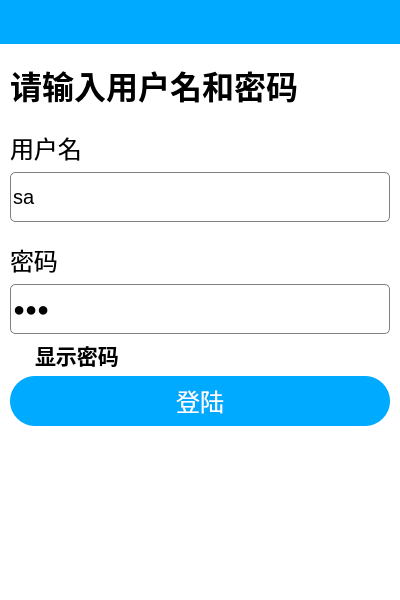
Qt form pages/LoginPage.ui (wps139hf/app) before a commit.
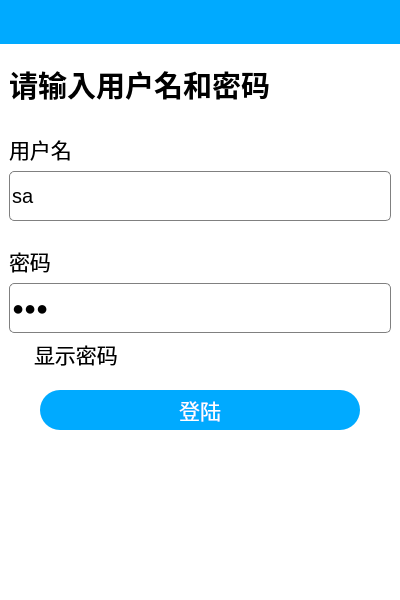
The same form after that commit. Icons and pictures are not drawn. Custom widgets are drawn as their Qt base class.

Commit message: add RoomList; update page style;

What changed in the file:
```diff
--- a/pages/LoginPage.ui
+++ b/pages/LoginPage.ui
@@ -32,6 +32,9 @@
    <property name="rightMargin">
     <number>0</number>
    </property>
+   <property name="bottomMargin">
+    <number>0</number>
+   </property>
    <item>
     <widget class="TitleBar" name="titleBar" native="true">
      <property name="minimumSize">
@@ -48,13 +51,16 @@
    <item>
     <layout class="QVBoxLayout" name="verticalLayout">
      <property name="leftMargin">
-      <number>10</number>
+      <number>9</number>
      </property>
      <property name="topMargin">
-      <number>10</number>
+      <number>9</number>
      </property>
      <property name="rightMargin">
-      <number>10</number>
+      <number>9</number>
+     </property>
+     <property name="bottomMargin">
+      <number>15</number>
      </property>
      <item>
       <widget class="QLabel" name="labelTip">
@@ -66,8 +72,8 @@
        </property>
        <property name="font">
         <font>
-         <family>微软雅黑 Light</family>
-         <pointsize>24</pointsize>
+         <family>微软雅黑</family>
+         <pointsize>22</pointsize>
          <weight>75</weight>
          <bold>true</bold>
         </font>
@@ -91,7 +97,7 @@
        <property name="font">
         <font>
          <family>微软雅黑</family>
-         <pointsize>18</pointsize>
+         <pointsize>16</pointsize>
         </font>
        </property>
        <property name="styleSheet">
@@ -152,7 +158,7 @@
        <property name="font">
         <font>
          <family>微软雅黑</family>
-         <pointsize>18</pointsize>
+         <pointsize>16</pointsize>
         </font>
        </property>
        <property name="styleSheet">
@@ -216,10 +222,10 @@
        </property>
        <property name="font">
         <font>
-         <family>微软雅黑 Light</family>
+         <family>微软雅黑</family>
          <pointsize>16</pointsize>
-         <weight>75</weight>
-         <bold>true</bold>
+         <weight>50</weight>
+         <bold>false</bold>
         </font>
        </property>
        <property name="styleSheet">
@@ -253,6 +259,26 @@
        </property>
       </widget>
      </item>
+    </layout>
+   </item>
+   <item>
+    <layout class="QHBoxLayout" name="horizontalLayout">
+     <item>
+      <spacer name="horizontalSpacer">
+       <property name="orientation">
+        <enum>Qt::Horizontal</enum>
+       </property>
+       <property name="sizeType">
+        <enum>QSizePolicy::Fixed</enum>
+       </property>
+       <property name="sizeHint" stdset="0">
+        <size>
+         <width>40</width>
+         <height>20</height>
+        </size>
+       </property>
+      </spacer>
+     </item>
      <item>
       <widget class="QPushButton" name="btnLogin">
        <property name="sizePolicy">
@@ -264,13 +290,15 @@
        <property name="minimumSize">
         <size>
          <width>200</width>
-         <height>50</height>
+         <height>40</height>
         </size>
        </property>
        <property name="font">
         <font>
-         <family>微软雅黑 Light</family>
-         <pointsize>18</pointsize>
+         <family>微软雅黑</family>
+         <pointsize>16</pointsize>
+         <weight>50</weight>
+         <bold>false</bold>
         </font>
        </property>
        <property name="styleSheet">
@@ -278,7 +306,7 @@
     border: none;
 	background-color: rgb(0, 170, 255);
 	color: white;   
-	border-radius: 25px;                        
+	border-radius: 20px;                        
 }
 
 QPushButton:pressed{
@@ -291,6 +319,22 @@
        </property>
       </widget>
      </item>
+     <item>
+      <spacer name="horizontalSpacer_2">
+       <property name="orientation">
+        <enum>Qt::Horizontal</enum>
+       </property>
+       <property name="sizeType">
+        <enum>QSizePolicy::Fixed</enum>
+       </property>
+       <property name="sizeHint" stdset="0">
+        <size>
+         <width>40</width>
+         <height>20</height>
+        </size>
+       </property>
+      </spacer>
+     </item>
     </layout>
    </item>
    <item>
```
Left out of the diff: 3 changed lines with no effect on the pictures. The commit also changes 10 other files.
